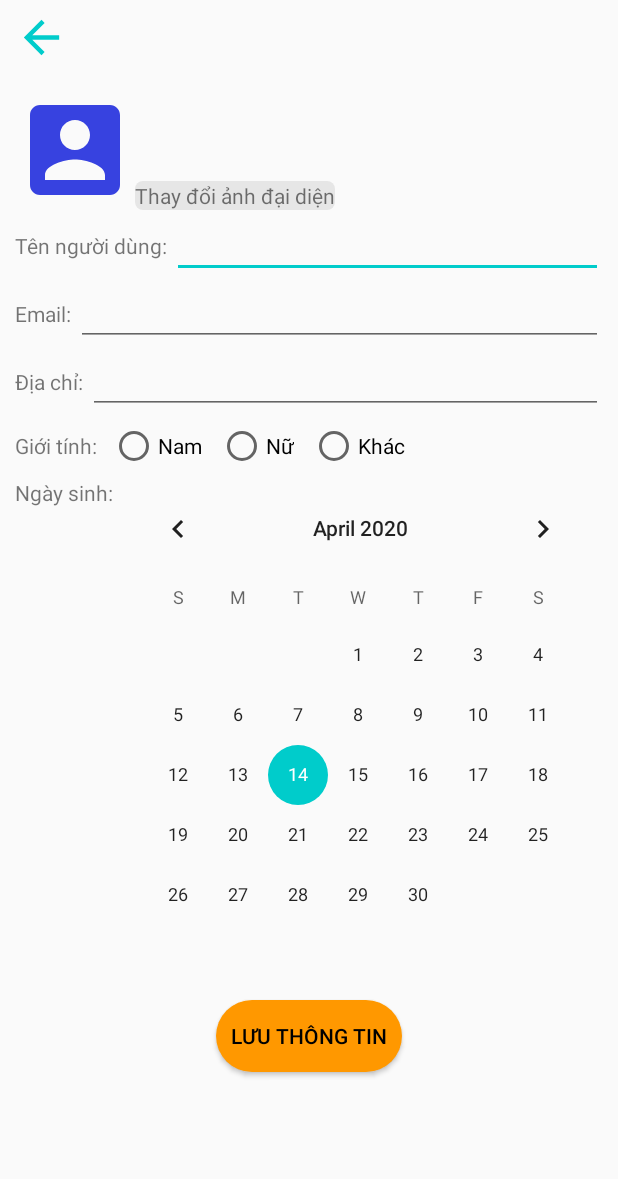
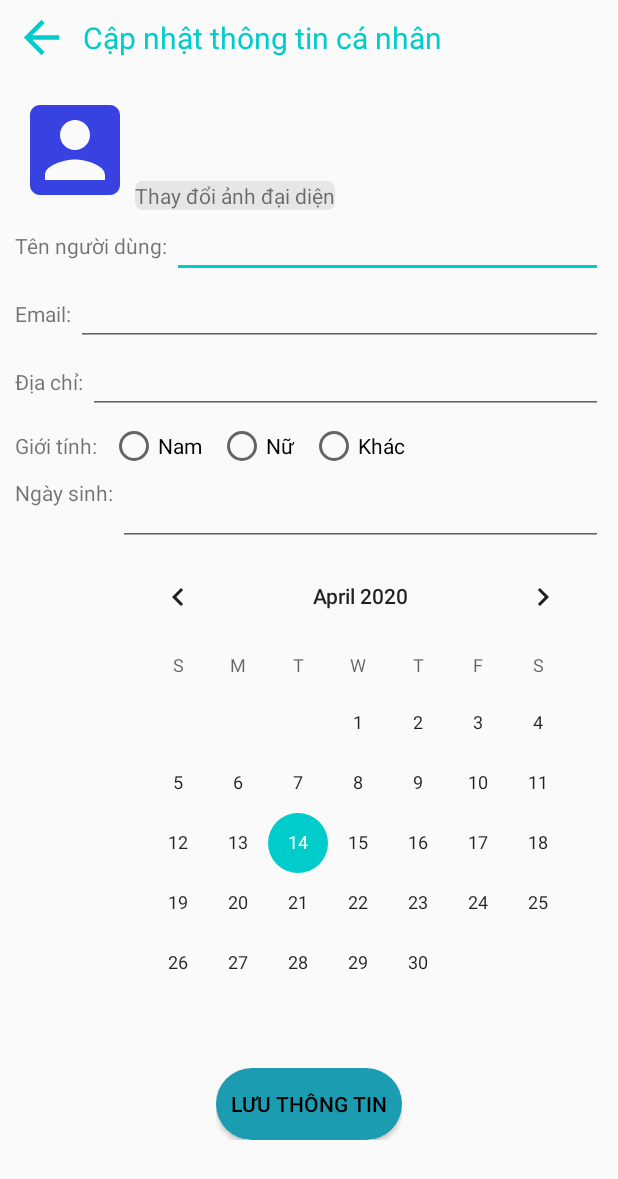
Before and after one commit to trungduc0310/demosmatch, an Android app: the Thongtinnguoidung screen opened directly, with no data from a screen before it, on a phone screen of 412 x 824 dp. Shown: the top 1179 px of the screen. Run offline under Robolectric (Android 15) with nearby library versions, the phone set to English and light mode, and no system bars; our stand-ins replace CircleImageView, Firebase (no records; nobody signed in at launch, a user with empty details on screens opened directly), Picasso; pictures from the network do not load; 1 statement that could not run was skipped.

Commit message:
update 14/4

```diff
--- a/app/src/main/java/com/example/phamtrungduc/demogiaodien/Retrofit2/DataClient.java
+++ b/app/src/main/java/com/example/phamtrungduc/demogiaodien/Retrofit2/DataClient.java
@@ -102,5 +102,16 @@ public interface DataClient {
     Call<String> nguoidung_doimatkhau(@Field("email") String email,
                                       @Field("matkhaucu") String matkhaucu,
                                       @Field("matkhaumoi") String matkhaumoi);
-
+    @FormUrlEncoded
+    @POST("quanlytaikhoan/capnhathoso.php")
+    Call<String> nguoidung_capnhathoso(@Field("email_nguoidung") String email,
+                                       @Field("tennguoidung") String username,
+                                       @Field("gioitinh") String gioitinh,
+                                       @Field("diachi") String diachi,
+                                       @Field("ngaysinh") String ngaysinh,
+                                       @Field("avt_old") String avt_old,
+                                       @Field("avt_new") String avt_new);
+    @FormUrlEncoded
+    @POST("get_nguoidung.php")
+    Call<List<Nguoidung>> get_nguoidung(@Field("email") String email);
 }
--- a/app/src/main/res/layout/activity_thongtinnguoidung.xml
+++ b/app/src/main/res/layout/activity_thongtinnguoidung.xml
@@ -17,110 +17,136 @@
             android:layout_height="35dp"
             android:src="@drawable/ic_arrow_back_black_24dp"
             android:layout_margin="10dp"/>
+        <TextView
+            android:layout_width="wrap_content"
+            android:layout_height="wrap_content"
+            android:text="Cập nhật thông tin cá nhân"
+            android:textSize="20sp"
+            android:layout_gravity="center"
+            android:textColor="#00cccb"/>
     </LinearLayout>
+
     <ScrollView
-        android:layout_below="@id/ln_thongtinnguoidung_back"
         android:layout_width="match_parent"
-        android:layout_height="wrap_content">
+        android:layout_height="wrap_content"
+        android:layout_below="@id/ln_thongtinnguoidung_back">
         <LinearLayout
-            android:padding="10dp"
             android:layout_width="match_parent"
             android:layout_height="match_parent"
-            android:orientation="vertical">
+            android:orientation="vertical"
+            android:padding="10dp">
+
             <LinearLayout
                 android:layout_width="match_parent"
                 android:layout_height="wrap_content"
                 android:orientation="horizontal">
+
                 <de.hdodenhof.circleimageview.CircleImageView
+                    android:id="@+id/img_thongtinnguoidung_hinhanh"
                     android:layout_width="80dp"
                     android:layout_height="80dp"
-                    android:id="@+id/img_thongtinnguoidung_hinhanh"
-                    android:src="@drawable/ic_account"
-                    />
+                    android:src="@drawable/ic_account" />
+
                 <TextView
+                    android:id="@+id/tv_thongtinnguoidung_changeavt"
                     android:layout_width="wrap_content"
                     android:layout_height="wrap_content"
                     android:layout_gravity="bottom"
-                    android:text="Thay đổi ảnh đại diện"
-                    android:background="@drawable/background_edt_find"/>
+                    android:background="@drawable/background_edt_find"
+                    android:text="Thay đổi ảnh đại diện" />
             </LinearLayout>
+
             <LinearLayout
                 android:layout_width="match_parent"
                 android:layout_height="wrap_content"
                 android:orientation="horizontal">
+
                 <TextView
                     android:id="@+id/tv_thongtinnguoidung_title_ten"
                     android:layout_width="wrap_content"
                     android:layout_height="wrap_content"
-                    android:text="Tên người dùng: "/>
+                    android:text="Tên người dùng: " />
+
                 <EditText
+                    android:id="@+id/edt_thongtinnguoidung_content_ten"
                     android:layout_width="match_parent"
-                    android:layout_height="wrap_content"
-                    android:id="@+id/edt_thongtinnguoidung_content_ten"/>
+                    android:layout_height="wrap_content" />
             </LinearLayout>
+
             <LinearLayout
                 android:layout_width="match_parent"
                 android:layout_height="wrap_content"
                 android:orientation="horizontal">
+
                 <TextView
                     android:id="@+id/tv_thongtinnguoidung_title_email"
                     android:layout_width="wrap_content"
                     android:layout_height="wrap_content"
-                    android:text="Email: "/>
+                    android:text="Email: " />
+
                 <EditText
+                    android:id="@+id/edt_thongtinnguoidung_content_email"
                     android:layout_width="match_parent"
-                    android:layout_height="wrap_content"
-                    android:id="@+id/edt_thongtinnguoidung_content_email"/>
+                    android:layout_height="wrap_content" />
             </LinearLayout>
+
             <LinearLayout
                 android:layout_width="match_parent"
                 android:layout_height="wrap_content"
                 android:orientation="horizontal">
+
                 <TextView
                     android:id="@+id/tv_thongtinnguoidung_title_diachi"
                     android:layout_width="wrap_content"
                     android:layout_height="wrap_content"
-                    android:text="Địa chỉ: "/>
+                    android:text="Địa chỉ: " />
+
                 <EditText
+                    android:id="@+id/edt_thongtinnguoidung_content_diachi"
                     android:layout_width="match_parent"
-                    android:layout_height="wrap_content"
-                    android:id="@+id/edt_thongtinnguoidung_content_diachi"/>
+                    android:layout_height="wrap_content" />
             </LinearLayout>
+
             <LinearLayout
                 android:layout_width="match_parent"
                 android:layout_height="wrap_content"
                 android:orientation="horizontal">
+
                 <TextView
-                    android:layout_gravity="center"
                     android:id="@+id/tv_thongtinnguoidung_title_gioitinh"
                     android:layout_width="wrap_content"
                     android:layout_height="wrap_content"
-                    android:text="Giới tính: "/>
+                    android:layout_gravity="center"
+                    android:text="Giới tính: " />
+
                 <RadioGroup
                     android:layout_width="match_parent"
                     android:layout_height="wrap_content"
                     android:orientation="horizontal">
+
                     <RadioButton
+                        android:id="@+id/radio_thongtinnguoidung_nam"
                         android:layout_width="wrap_content"
                         android:layout_height="wrap_content"
-                       android:id="@+id/radio_thongtinnguoidung_nam"
-                       android:text="Nam"
                         android:layout_margin="5dp"
-                       />
+                        android:text="Nam" />
+
                     <RadioButton
-                       android:layout_margin="5dp"
+                        android:id="@+id/radio_thongtinnguoidung_nu"
                         android:layout_width="wrap_content"
                         android:layout_height="wrap_content"
-                       android:text="Nữ"
-                       android:id="@+id/radio_thongtinnguoidung_nu"/>
+                        android:layout_margin="5dp"
+                        android:text="Nữ" />
+
                     <RadioButton
-                       android:layout_margin="5dp"
+                        android:id="@+id/radio_thongtinnguoidung_khac"
                         android:layout_width="wrap_content"
                         android:layout_height="wrap_content"
-                       android:text="Khác"
-                       android:id="@+id/radio_thongtinnguoidung_khac"/>
+                        android:layout_margin="5dp"
+                        android:text="Khác" />
                 </RadioGroup>
             </LinearLayout>
+
             <LinearLayout
                 android:layout_width="match_parent"
                 android:layout_height="wrap_content"
@@ -129,23 +155,45 @@
                     android:id="@+id/tv_thongtinnguoidung_title_ngaysinh"
                     android:layout_width="wrap_content"
                     android:layout_height="wrap_content"
-                    android:text="Ngày sinh: "/>
-                <CalendarView
+                    android:text="Ngày sinh: " />
+                <LinearLayout
                     android:layout_width="match_parent"
                     android:layout_height="wrap_content"
-                    android:id="@+id/cld_thongtinnguoidung">
-
+                    android:orientation="vertical">
+                    <EditText
+                        android:inputType="date"
+                        android:layout_width="match_parent"
+                        android:layout_height="wrap_content"
+                        android:id="@+id/edt_thongtinnguoidung_ngaysinh"
+                        />
+                    <CalendarView
+                        android:id="@+id/cld_thongtinnguoidung"
+                        android:layout_width="match_parent"
+                        android:layout_height="wrap_content">
                     </CalendarView>
                 </LinearLayout>
-            <Button
+
+            </LinearLayout>
+            <RelativeLayout
+                android:layout_margin="10dp"
+                android:layout_gravity="center_horizontal"
+                android:layout_width="wrap_content"
+                android:layout_height="wrap_content">
+                <ProgressBar
                     android:layout_width="wrap_content"
                     android:layout_height="wrap_content"
-                android:layout_gravity="center_horizontal"
-                android:background="@drawable/btn_dangnhap"
+                    android:id="@+id/progress_thongtinnguoidung"
+                    android:layout_centerInParent="true"/>
+                <Button
+                    android:id="@+id/btn_thongtinnguoidung_save"
+                    android:layout_width="wrap_content"
+                    android:layout_height="wrap_content"
+                    android:background="@drawable/btn_dangky"
+                    android:padding="10dp"
                     android:text="Lưu thông tin"
-                android:layout_margin="10dp"
-                android:padding="10dp"
-                android:textColor="#000000"/>
+                    android:textColor="#000000" />
+            </RelativeLayout>
+
 
         </LinearLayout>
     </ScrollView>
--- a/app/src/main/res/values/strings.xml
+++ b/app/src/main/res/values/strings.xml
@@ -1,6 +1,6 @@
 <resources>
-    <string name="app_name">DemoGiaodien</string>
-    <string name="title_activity_trangchu">Trangchu</string>
+    <string name="app_name">Smatch</string>
+    <string name="title_activity_trangchu">Smatch</string>
     <string name="tab_text_1">Bảng tin</string>
     <string name="tab_text_2">Danh sách sân bóng</string>
     <string name="tab_text_3">Thông báo</string>
```
Also changed, not shown: app/src/main/AndroidManifest.xml (+7 -6 lines), app/src/main/java/com/example/phamtrungduc/demogiaodien/activity/Chinhsuabaiviet.java (added, +134 -0 lines), app/src/main/java/com/example/phamtrungduc/demogiaodien/activity/ChitietBaiviet.java (+9 -1 lines), app/src/main/java/com/example/phamtrungduc/demogiaodien/activity/Thongtinnguoidung.java (+318 -0 lines), app/src/main/res/layout/activity_chinhsuabaiviet.xml (added, +123 -0 lines), app/src/main/res/mipmap-mdpi/logo.png (added). Lines whose indentation alone changed are shown as unchanged.
